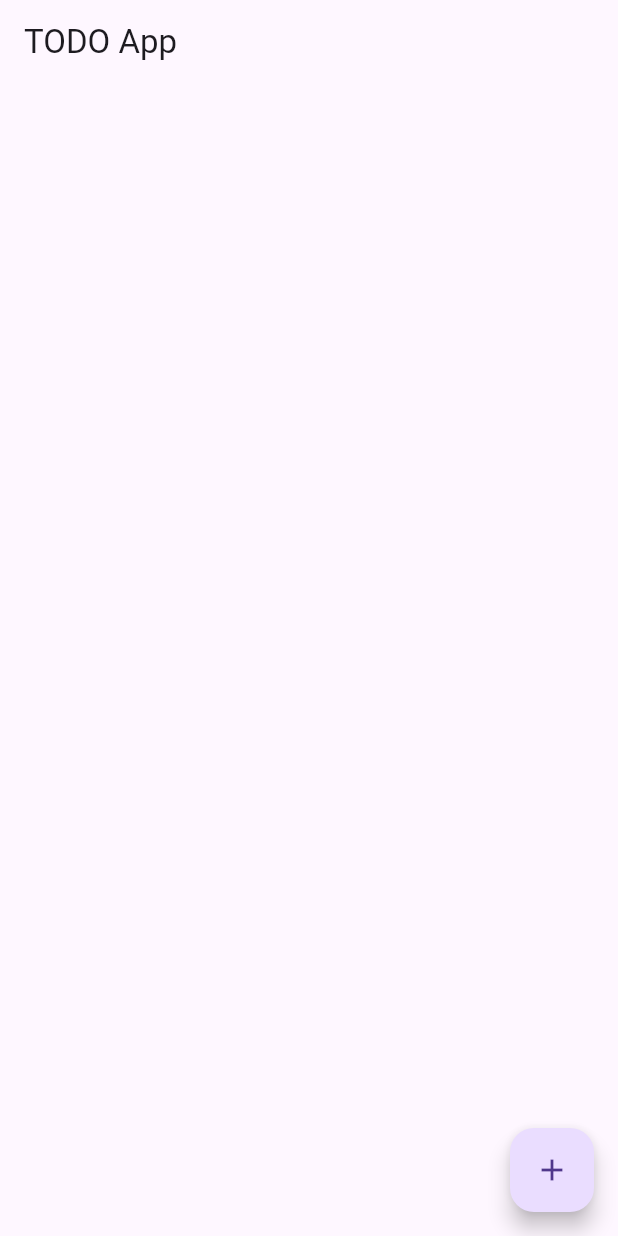
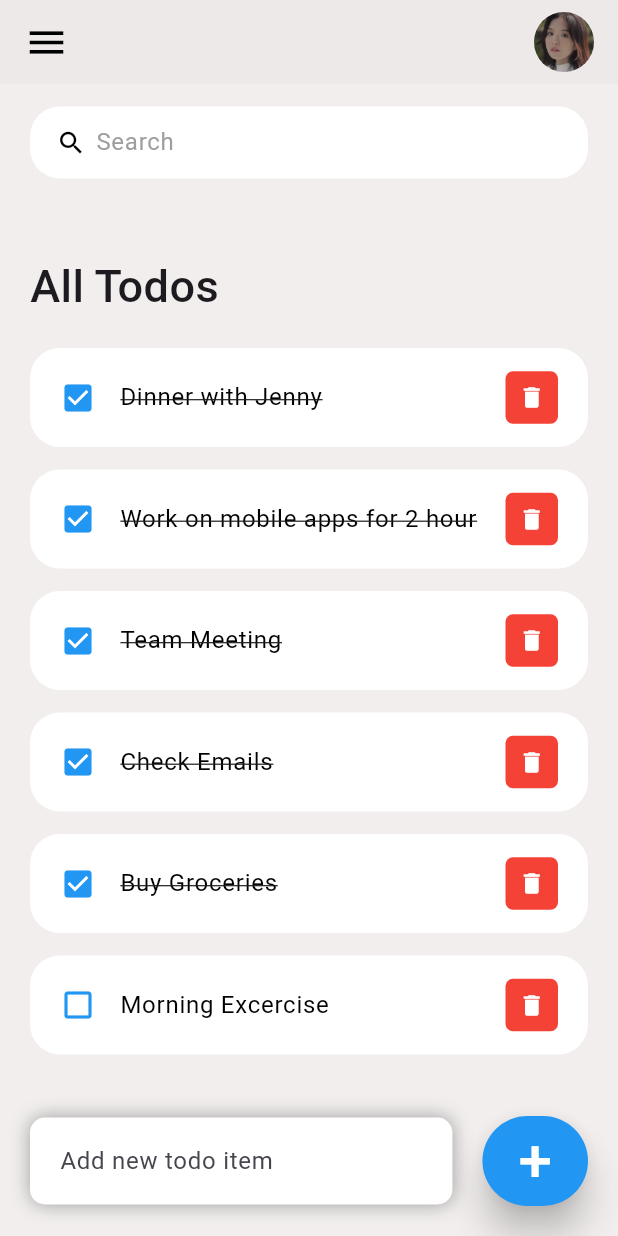
Before and after one commit to HQDuy47/todo-app, a Flutter app: the screen it shows after launch, on a phone screen of 412 x 824 dp. Run offline on Flutter 3.47's test engine with Material 3 defaults, Android fonts, the phone set to English and light mode, and no system bars.

Commit message:
add: CRUD todoItem

```diff
--- /dev/null
+++ b/lib/constants/colors.dart
@@ -0,0 +1,9 @@
+import 'package:flutter/material.dart';
+
+const Color tdRed = Colors.red;
+const Color tdBlue = Colors.blue;
+
+const Color tdBlack = Colors.black;
+const Color tdGrey = Colors.grey;
+
+const Color tdBGColor = Color.fromARGB(179, 236, 231, 231);
--- a/lib/main.dart
+++ b/lib/main.dart
@@ -1,26 +1,23 @@
 import 'package:flutter/material.dart';
-import 'package:provider/provider.dart';
-import 'providers/todo_provider.dart';
-import 'screens/todo_screen.dart';
+import 'package:flutter/services.dart';
+import 'package:todo_app/screens/home.dart';
 
 void main() {
-  runApp(
-    ChangeNotifierProvider(
-      create: (context) => TodoProvider(),
-      child: MyApp(),
-    ),
-  );
+  runApp(const MyApp());
 }
 
 class MyApp extends StatelessWidget {
+  const MyApp({super.key});
+
   @override
   Widget build(BuildContext context) {
+    SystemChrome.setSystemUIOverlayStyle(
+      const SystemUiOverlayStyle(statusBarColor: Colors.transparent),
+    );
     return MaterialApp(
-      title: 'TODO App',
-      theme: ThemeData(
-        primarySwatch: Colors.blue,
-      ),
-      home: TodoScreen(),
+      debugShowCheckedModeBanner: false,
+      title: 'ToDo App',
+      home: Home(),
     );
   }
 }
--- /dev/null
+++ b/lib/models/todo.dart
@@ -0,0 +1,22 @@
+class ToDo {
+  String? id;
+  String? todoText;
+  bool isDone;
+
+  ToDo({
+    required this.id,
+    required this.todoText,
+    this.isDone = false,
+  });
+
+  static List<ToDo> todoList() {
+    return [
+      ToDo(id: '01', todoText: 'Morning Excercise', isDone: false),
+      ToDo(id: '02', todoText: 'Buy Groceries', isDone: true),
+      ToDo(id: '03', todoText: 'Check Emails', isDone: true),
+      ToDo(id: '04', todoText: 'Team Meeting', isDone: true),
+      ToDo(id: '05', todoText: 'Work on mobile apps for 2 hour', isDone: true),
+      ToDo(id: '06', todoText: 'Dinner with Jenny', isDone: true),
+    ];
+  }
+}
--- a/lib/models/todo_model.dart
+++ /dev/null
@@ -1,7 +0,0 @@
-class Todo {
-  final String title;
-  final DateTime dueDate;
-  bool isCompleted;
-
-  Todo({required this.title, required this.dueDate, this.isCompleted = false});
-}
--- a/lib/providers/todo_provider.dart
+++ /dev/null
@@ -1,23 +0,0 @@
-import 'package:flutter/material.dart';
-import '../models/todo_model.dart';
-
-class TodoProvider extends ChangeNotifier {
-  List<Todo> _todos = [];
-
-  List<Todo> get todos => _todos;
-
-  void addTodo(Todo todo) {
-    _todos.add(todo);
-    notifyListeners();
-  }
-
-  void markAsCompleted(int index) {
-    _todos[index].isCompleted = true;
-    notifyListeners();
-  }
-
-  void removeTodo(int index) {
-    _todos.removeAt(index);
-    notifyListeners();
-  }
-}
--- /dev/null
+++ b/lib/screens/home.dart
@@ -0,0 +1,230 @@
+// ignore_for_file: avoid_unnecessary_containers
+
+import 'package:flutter/material.dart';
+import 'package:todo_app/constants/colors.dart';
+import 'package:todo_app/models/todo.dart';
+import 'package:todo_app/widgets/todo_item.dart';
+
+class Home extends StatefulWidget {
+  Home({Key? key}) : super(key: key);
+
+  @override
+  State<Home> createState() => _HomeState();
+}
+
+class _HomeState extends State<Home> {
+  final todoList = ToDo.todoList();
+  List<ToDo> _foundToDo = [];
+  final _todoController = TextEditingController();
+
+  @override
+  void initState() {
+    _foundToDo = todoList;
+    super.initState();
+  }
+
+  @override
+  Widget build(BuildContext context) {
+    return Scaffold(
+      backgroundColor: tdBGColor,
+      appBar: const MyAppBar(),
+      body: Stack(
+        children: [
+          Container(
+            padding: const EdgeInsets.symmetric(horizontal: 20, vertical: 15),
+            child: Column(children: [
+              searchBox(),
+              Expanded(
+                child: ListView(
+                  children: [
+                    Container(
+                      margin: const EdgeInsets.only(top: 50, bottom: 20),
+                      child: const Text(
+                        'All Todos',
+                        style: TextStyle(
+                          fontSize: 30,
+                          fontWeight: FontWeight.w500,
+                        ),
+                      ),
+                    ),
+                    for (ToDo todo in _foundToDo.reversed)
+                      ToDoItem(
+                        todo: todo,
+                        onToDoChanged: _handleToDoChange,
+                        onDeleteItem: _deleteToDoItem,
+                      ),
+                  ],
+                ),
+              )
+            ]),
+          ),
+          Align(
+            alignment: Alignment.bottomCenter,
+            child: Row(
+              children: [
+                Expanded(
+                  child: Container(
+                    margin: const EdgeInsets.only(
+                      bottom: 20,
+                      right: 20,
+                      left: 20,
+                    ),
+                    padding: const EdgeInsets.symmetric(
+                      horizontal: 20,
+                      vertical: 5,
+                    ),
+                    decoration: BoxDecoration(
+                      color: Colors.white,
+                      boxShadow: const [
+                        BoxShadow(
+                          color: Colors.grey,
+                          offset: Offset(0.0, 0.0),
+                          blurRadius: 10.0,
+                          spreadRadius: 0.0,
+                        ),
+                      ],
+                      borderRadius: BorderRadius.circular(10),
+                    ),
+                    child: TextField(
+                      controller: _todoController,
+                      decoration: const InputDecoration(
+                        hintText: "Add new todo item",
+                        border: InputBorder.none,
+                      ),
+                    ),
+                  ),
+                ),
+                Container(
+                  margin: const EdgeInsets.only(
+                    bottom: 20,
+                    right: 20,
+                  ),
+                  child: ElevatedButton(
+                    onPressed: () {
+                      _addToDoItem(_todoController.text);
+                    },
+                    style: ElevatedButton.styleFrom(
+                      backgroundColor: tdBlue,
+                      foregroundColor: Colors.white,
+                      minimumSize: const Size(60, 60),
+                      elevation: 10,
+                    ),
+                    child: const Text(
+                      "+",
+                      style: TextStyle(
+                        fontSize: 40,
+                      ),
+                    ),
+                  ),
+                )
+              ],
+            ),
+          )
+        ],
+      ),
+    );
+  }
+
+  void _handleToDoChange(ToDo todo) {
+    setState(() {
+      todo.isDone = !todo.isDone;
+    });
+  }
+
+  void _deleteToDoItem(String id) {
+    setState(() {
+      todoList.removeWhere((item) => item.id == id);
+    });
+  }
+
+  void _addToDoItem(String toDo) {
+    setState(
+      () {
+        todoList.add(
+          ToDo(
+            id: DateTime.now().microsecondsSinceEpoch.toString(),
+            todoText: toDo,
+          ),
+        );
+      },
+    );
+    _todoController.clear();
+  }
+
+  void _runFilter(String enteredKeyword) {
+    List<ToDo> results = [];
+    if (enteredKeyword.isEmpty) {
+      results = todoList;
+    } else {
+      results = todoList
+          .where((item) => item.todoText!
+              .toLowerCase()
+              .contains(enteredKeyword.toLowerCase()))
+          .toList();
+    }
+
+    setState(() {
+      _foundToDo = results;
+    });
+  }
+
+  Widget searchBox() {
+    return Container(
+      padding: const EdgeInsets.symmetric(horizontal: 15),
+      decoration: BoxDecoration(
+        color: Colors.white,
+        borderRadius: BorderRadius.circular(20),
+      ),
+      child: TextField(
+        onChanged: (value) => _runFilter(value),
+        decoration: const InputDecoration(
+          contentPadding: EdgeInsets.all(10),
+          prefixIcon: Icon(
+            Icons.search,
+            color: tdBlack,
+            size: 20,
+          ),
+          prefixIconConstraints: BoxConstraints(maxHeight: 20, minWidth: 25),
+          border: InputBorder.none,
+          hintText: 'Search',
+          hintStyle: TextStyle(color: tdGrey),
+        ),
+      ),
+    );
+  }
+}
+
+class MyAppBar extends StatelessWidget implements PreferredSizeWidget {
+  const MyAppBar({Key? key}) : super(key: key);
+
+  @override
+  Size get preferredSize => const Size.fromHeight(kToolbarHeight);
+
+  @override
+  Widget build(BuildContext context) {
+    return AppBar(
+      backgroundColor: tdBGColor,
+      title: Row(
+        mainAxisAlignment: MainAxisAlignment.spaceBetween,
+        children: [
+          const Icon(
+            Icons.menu,
+            color: tdBlack,
+            size: 30,
+          ),
+          // ignore: sized_box_for_whitespace
+          Container(
+            height: 40,
+            width: 40,
+            child: ClipRRect(
+              borderRadius: BorderRadius.circular(20),
+              child: const Image(
+                image: AssetImage('images/profile.jpg'),
+              ),
+            ),
+          ),
+        ],
+      ),
+    );
+  }
+}
--- a/lib/screens/todo_screen.dart
+++ /dev/null
@@ -1,48 +0,0 @@
-import 'package:flutter/material.dart';
-import 'package:provider/provider.dart';
-import '../models/todo_model.dart';
-import '../providers/todo_provider.dart';
-import 'todo_form.dart';
-
-class TodoScreen extends StatelessWidget {
-  @override
-  Widget build(BuildContext context) {
-    return Scaffold(
-      appBar: AppBar(
-        title: Text('TODO App'),
-      ),
-      body: Consumer<TodoProvider>(
-        builder: (context, todoProvider, child) {
-          List<Todo> todos = todoProvider.todos;
-          return ListView.builder(
-            itemCount: todos.length,
-            itemBuilder: (context, index) {
-              return ListTile(
-                title: Text(todos[index].title),
-                subtitle: Text(todos[index].dueDate.toString()),
-                trailing: Checkbox(
-                  value: todos[index].isCompleted,
-                  onChanged: (value) {
-                    todoProvider.markAsCompleted(index);
-                  },
-                ),
-                onLongPress: () {
-                  todoProvider.removeTodo(index);
-                },
-              );
-            },
-          );
-        },
-      ),
-      floatingActionButton: FloatingActionButton(
-        onPressed: () {
-          Navigator.push(
-            context,
-            MaterialPageRoute(builder: (context) => TodoForm()),
-          );
-        },
-        child: Icon(Icons.add),
-      ),
-    );
-  }
-}
--- /dev/null
+++ b/lib/widgets/todo_item.dart
@@ -0,0 +1,63 @@
+// ignore_for_file: avoid_unnecessary_containers
+
+import 'package:flutter/material.dart';
+import 'package:todo_app/constants/colors.dart';
+import 'package:todo_app/models/todo.dart';
+
+class ToDoItem extends StatelessWidget {
+  final ToDo todo;
+  final onToDoChanged;
+  final onDeleteItem;
+
+  const ToDoItem(
+      {super.key,
+      required this.todo,
+      required this.onToDoChanged,
+      required this.onDeleteItem});
+
+  @override
+  Widget build(BuildContext context) {
+    return Container(
+      margin: const EdgeInsets.only(bottom: 15),
+      child: ListTile(
+        onTap: () {
+          onToDoChanged(todo);
+        },
+        shape: RoundedRectangleBorder(
+          borderRadius: BorderRadius.circular(20),
+        ),
+        contentPadding: const EdgeInsets.symmetric(horizontal: 20, vertical: 5),
+        tileColor: Colors.white,
+        leading: Icon(
+          todo.isDone ? Icons.check_box : Icons.check_box_outline_blank,
+          color: tdBlue,
+        ),
+        title: Text(
+          todo.todoText!,
+          style: TextStyle(
+            fontSize: 16,
+            color: tdBlack,
+            decoration: todo.isDone ? TextDecoration.lineThrough : null,
+          ),
+        ),
+        trailing: Container(
+            padding: const EdgeInsets.all(0),
+            margin: const EdgeInsets.symmetric(vertical: 2),
+            height: 35,
+            width: 35,
+            decoration: BoxDecoration(
+              color: tdRed,
+              borderRadius: BorderRadius.circular(5),
+            ),
+            child: IconButton(
+              onPressed: () {
+                onDeleteItem(todo.id);
+              },
+              color: Colors.white,
+              icon: const Icon(Icons.delete),
+              iconSize: 18,
+            )),
+      ),
+    );
+  }
+}
--- a/pubspec.yaml
+++ b/pubspec.yaml
@@ -58,9 +58,8 @@ flutter:
   uses-material-design: true
 
   # To add assets to your application, add an assets section, like this:
-  # assets:
-  #   - images/a_dot_burr.jpeg
-  #   - images/a_dot_ham.jpeg
+  assets:
+    - images/profile.jpg
 
   # An image asset can refer to one or more resolution-specific "variants", see
   # https://flutter.dev/assets-and-images/#resolution-aware
```
Also changed, not shown: lib/screens/home_screen.dart (deleted, +0 -15 lines), lib/screens/todo_form.dart (deleted, +0 -90 lines), images/profile.jpg (added).
